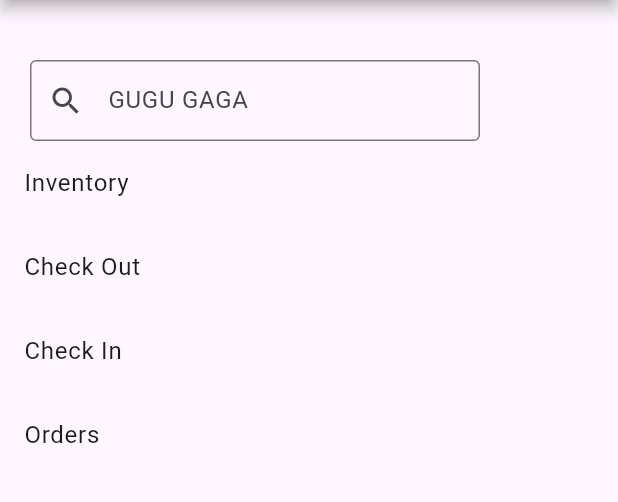
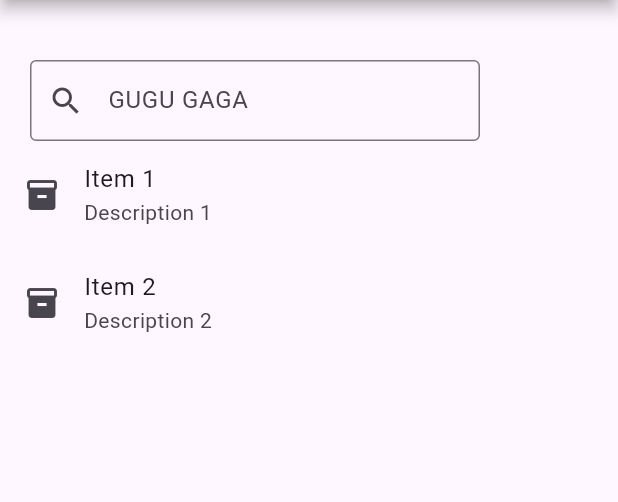
Before and after one commit to Ruvalpreet/trade_track, a Flutter app: the screen it shows after launch, on a phone screen of 412 x 824 dp, the part 84-586 px from its top. Run offline on Flutter 3.47's test engine with Material 3 defaults, Android fonts, the phone set to English and light mode, and no system bars; Roboto replaces fonts that are missing (Poppins).

Commit message:
ui_to_add_inventory

```diff
--- a/lib/main.dart
+++ b/lib/main.dart
@@ -1,4 +1,5 @@
 import 'package:flutter/material.dart';
+import 'package:trade_track/pages/check_in.dart';
 import 'package:trade_track/pages/home.dart';
 
 void main() {
@@ -12,6 +13,9 @@ class MyApp extends StatelessWidget {
   @override
   Widget build(BuildContext context) {
     return MaterialApp(
+      routes: {
+        '/check-in': (context) => const CheckIn(),
+      },
       debugShowCheckedModeBanner: false,
       theme: ThemeData(fontFamily: 'Poppins'),
       home: const HomePage(),
--- a/lib/pages/Inventory.dart
+++ b/lib/pages/Inventory.dart
@@ -1,11 +1,81 @@
-import 'package:flutter/material.dart';
+class Inventory {
+  late String itemName;
+  late String itemDescription;
+  // late int itemQuantity;
+  // late bool itemStatus;
+  // late int itemID;
+  // late String itemSize;
+  // late String type;
+  // late DateTime checkInDate;
+  // late DateTime checkOutDate;
+  // late String location;
 
-class Inventory extends StatelessWidget {
+  Inventory({
+    required this.itemName,
+    required this.itemDescription,
+    // required this.itemQuantity,
+    // required this.itemStatus,
+    // required this.itemID,
+    // required this.itemSize,
+    // required this.type,
+    // required this.checkInDate,
+    // required this.checkOutDate,
+    // required this.location,
+  });
 
-  Inventory({super.key});
+//   int getQuantity() => itemQuantity;
 
-  @override
-  Widget build(BuildContext context) {
-    return const Placeholder();
-  }
+//   void updateQuantity(int quantity) {
+//     this.itemQuantity = quantity;
+//   }
+
+//   String getName() => itemName;
+
+//   void setName(String name) {
+//     this.itemName = name;
+//   }
+
+//   String getDescription() => itemDescription;
+
+//   void setDescription(String description) {
+//     this.itemDescription = description;
+//   }
+
+//   String getSize() => itemSize;
+
+//   void setSize(String size) {
+//     this.itemSize = size;
+//   }
+
+//   String getType() => type;
+
+//   void setType(String type) {
+//     this.type = type;
+//   }
+
+//   DateTime getCheckInDate() => checkInDate;
+
+//   void setCheckInDate(DateTime checkInDate) {
+//     this.checkInDate = checkInDate;
+//   }
+
+//   DateTime getCheckOutDate() => checkOutDate;
+
+//   void setCheckOutDate(DateTime checkOutDate) {
+//     this.checkOutDate = checkOutDate;
+//   }
+
+//   int getID() => itemID;
+
+//   void setID(int id) {
+//     this.itemID = id;
+//   }
+
+//   String getLocation() => location;
+
+//   void setLocation(String location) {
+//     this.location = location;
+//   }
+
+//   void updateStatus() {}
 }
--- a/lib/pages/home.dart
+++ b/lib/pages/home.dart
@@ -1,7 +1,57 @@
 import 'package:flutter/material.dart';
+import 'package:trade_track/pages/Inventory.dart';
 
-class HomePage extends StatelessWidget {
+class HomePage extends StatefulWidget {
   const HomePage({super.key});
+
+  @override
+  State<HomePage> createState() => _HomePageState();
+}
+
+class _HomePageState extends State<HomePage> {
+  // Method to generate the list of Inventory objects
+  List<Inventory> _generateInventoryList() {
+    final List<Map<String, dynamic>> dataSet = [
+      {
+        'itemName': 'Item 1',
+        'itemDescription': 'Description 1',
+        // 'itemQuantity': 5,
+        // 'itemStatus': true,
+        // 'itemID': 1,
+        // 'itemSize': 'Small',
+        // 'type': 'Type A',
+        // 'checkInDate': DateTime.now(),
+        // 'checkOutDate': DateTime.now(),
+        // 'location': 'Location A',
+      },
+      {
+        'itemName': 'Item 2',
+        'itemDescription': 'Description 2',
+        // 'itemQuantity': 10,
+        // 'itemStatus': false,
+        // 'itemID': 2,
+        // 'itemSize': 'Large',
+        // 'type': 'Type B',
+        // 'checkInDate': DateTime.now(),
+        // 'checkOutDate': DateTime.now(),
+        // 'location': 'Location B',
+      },
+    ];
+    return dataSet.map((data) {
+      return Inventory(
+        itemName: data['itemName'],
+        itemDescription: data['itemDescription'],
+        // itemQuantity: data['itemQuantity'],
+        // itemStatus: data['itemStatus'],
+        // itemID: data['itemID'],
+        // itemSize: data['itemSize'],
+        // type: data['type'],
+        // checkInDate: data['checkInDate'],
+        // checkOutDate: data['checkOutDate'],
+        // location: data['location'],
+      );
+    }).toList();
+  }
 
   @override
   Widget build(BuildContext context) {
@@ -30,18 +80,15 @@ class HomePage extends StatelessWidget {
           ),
           Expanded(
             child: ListView.builder(
-              itemCount: 4,
+              itemCount: _generateInventoryList().length,
               itemBuilder: (context, index) {
+                final inventory = _generateInventoryList()[index];
                 return ListTile(
-                  title: Text(
-                    index == 0
-                        ? 'Inventory'
-                        : index == 1
-                            ? 'Check Out'
-                            : index == 2
-                                ? 'Check In'
-                                : 'Orders',
-                  ),
+                  title: Text(inventory.itemName),
+                  subtitle: Text(inventory.itemDescription),
+                  // trailing: Text(inventory.itemQuantity.toString()),
+                  leading: const Icon(Icons.inventory),
+                  onTap: () {},
                 );
               },
             ),
@@ -54,17 +101,18 @@ class HomePage extends StatelessWidget {
   Drawer drawer() {
     return Drawer(
       child: ListView(
-        children: const [
-          ListTile(
+        children: [
+          const ListTile(
             title: Text('Inventory'),
           ),
-          ListTile(
+          const ListTile(
             title: Text('Check Out'),
           ),
           ListTile(
-            title: Text('Check In'),
+            title: const Text('Check In'),
+            onTap: () => Navigator.pushNamed(context, '/check-in'),
           ),
-          ListTile(
+          const ListTile(
             title: Text('Orders'),
           ),
         ],
--- a/pubspec.yaml
+++ b/pubspec.yaml
@@ -34,6 +34,7 @@ dependencies:
   # The following adds the Cupertino Icons font to your application.
   # Use with the CupertinoIcons class for iOS style icons.
   cupertino_icons: ^1.0.6
+  http: ^1.2.1
 
 dev_dependencies:
   flutter_test:
```
Also changed, not shown: lib/pages/check_in.dart (added, +110 -0 lines), lib/services/api.dart (added, +50 -0 lines), pubspec.lock, 1 other file.
